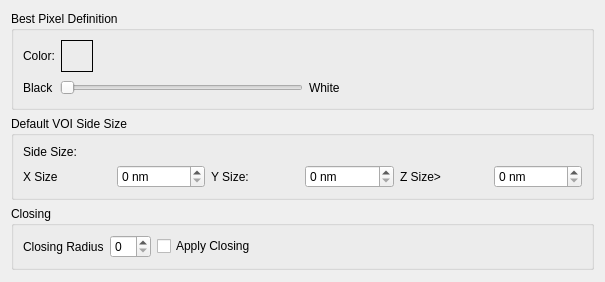
Before: the Qt Designer form frontend/toolbar/seedgrow/SettingsPanel.ui in FelixdelasPozas/EspINA, drawn with Qt 5.
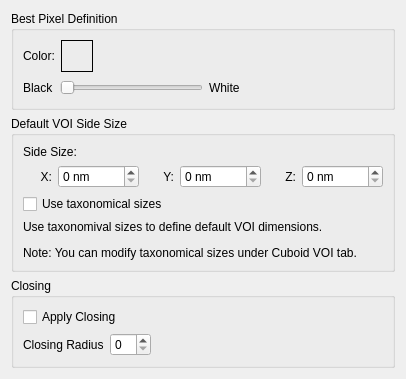
After: the same form once the commit is applied.

Commit message: VOI settings panel. Use Taxonomical Sizes to define default SeedGrowSegmentation's VOI

The edit to the form file:
```diff
--- a/frontend/toolbar/seedgrow/SettingsPanel.ui
+++ b/frontend/toolbar/seedgrow/SettingsPanel.ui
@@ -6,8 +6,8 @@
    <rect>
     <x>0</x>
     <y>0</y>
-    <width>605</width>
-    <height>282</height>
+    <width>406</width>
+    <height>353</height>
    </rect>
   </property>
   <property name="windowTitle">
@@ -126,7 +126,10 @@
         <item>
          <widget class="QLabel" name="label_5">
           <property name="text">
-           <string>X Size</string>
+           <string>X:</string>
+          </property>
+          <property name="alignment">
+           <set>Qt::AlignRight|Qt::AlignTrailing|Qt::AlignVCenter</set>
           </property>
          </widget>
         </item>
@@ -146,7 +149,10 @@
         <item>
          <widget class="QLabel" name="label_6">
           <property name="text">
-           <string>Y Size:</string>
+           <string>Y:</string>
+          </property>
+          <property name="alignment">
+           <set>Qt::AlignRight|Qt::AlignTrailing|Qt::AlignVCenter</set>
           </property>
          </widget>
         </item>
@@ -166,7 +172,10 @@
         <item>
          <widget class="QLabel" name="label_7">
           <property name="text">
-           <string>Z Size&gt;</string>
+           <string>Z:</string>
+          </property>
+          <property name="alignment">
+           <set>Qt::AlignRight|Qt::AlignTrailing|Qt::AlignVCenter</set>
           </property>
          </widget>
         </item>
@@ -185,6 +194,26 @@
         </item>
        </layout>
       </item>
+      <item>
+       <widget class="QCheckBox" name="m_taxonomicalVOI">
+        <property name="text">
+         <string>Use taxonomical sizes</string>
+        </property>
+       </widget>
+      </item>
+      <item>
+       <widget class="QLabel" name="label_9">
+        <property name="lineWidth">
+         <number>1</number>
+        </property>
+        <property name="text">
+         <string>&lt;html&gt;&lt;head/&gt;&lt;body&gt;&lt;p&gt;Use taxonomival sizes to define default VOI dimensions.&lt;/p&gt;&lt;p&gt;Note: You can modify taxonomical sizes under Cuboid VOI tab.&lt;/p&gt;&lt;/body&gt;&lt;/html&gt;</string>
+        </property>
+        <property name="textFormat">
+         <enum>Qt::RichText</enum>
+        </property>
+       </widget>
+      </item>
      </layout>
     </widget>
    </item>
@@ -193,6 +222,15 @@
      <property name="title">
       <string>Closing</string>
      </property>
+     <layout class="QVBoxLayout" name="verticalLayout_5">
+      <item>
+       <widget class="QCheckBox" name="m_applyClosing">
+        <property name="text">
+         <string>Apply Closing</string>
+        </property>
+       </widget>
+      </item>
+      <item>
      <layout class="QHBoxLayout" name="horizontalLayout_4">
       <item>
        <widget class="QLabel" name="label_8">
@@ -202,14 +240,7 @@
        </widget>
       </item>
       <item>
-       <widget class="QSpinBox" name="closing"/>
-      </item>
-      <item>
-       <widget class="QCheckBox" name="applyClosing">
-        <property name="text">
-         <string>Apply Closing</string>
-        </property>
-       </widget>
+         <widget class="QSpinBox" name="m_closing"/>
       </item>
       <item>
        <spacer name="horizontalSpacer_3">
@@ -223,6 +254,8 @@
          </size>
         </property>
        </spacer>
+        </item>
+       </layout>
       </item>
      </layout>
     </widget>
```
Left out of the diff: 10 changed lines with no effect on the pictures. Lines whose indentation alone changed are shown as unchanged. The commit also changes 29 other files.
